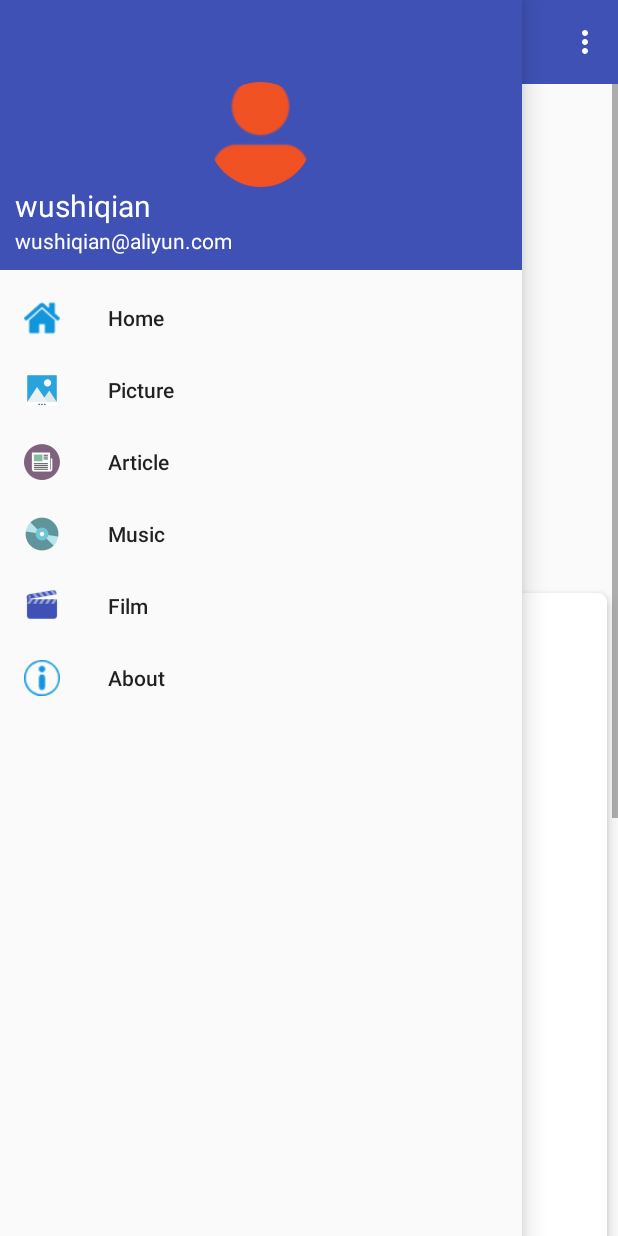
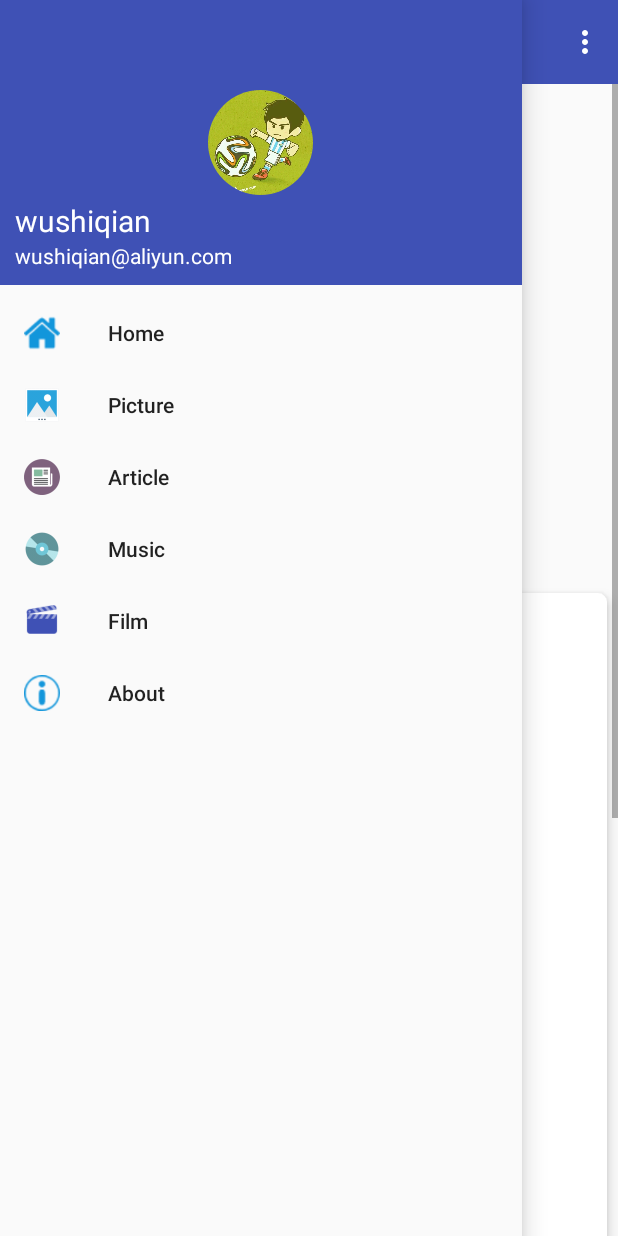
Before and after one commit to wushiqian/ONE-wushiqian, an Android app: the screen it shows after launch (MainActivity), with the side drawer open, on a phone screen of 412 x 824 dp. Run offline under Robolectric (Android 15) with nearby library versions, the phone set to English and light mode, and no system bars; our stand-ins replace CircleImageView.

Commit message:
ONE1.7.5 小修改

```diff
--- a/app/src/main/java/com/wushiqian/activity/MainActivity.java
+++ b/app/src/main/java/com/wushiqian/activity/MainActivity.java
@@ -1,5 +1,6 @@
 package com.wushiqian.activity;
 
+import android.annotation.SuppressLint;
 import android.content.Intent;
 import android.graphics.Bitmap;
 import android.graphics.BitmapFactory;
@@ -41,6 +42,7 @@ import org.json.JSONArray;
 import org.json.JSONObject;
 
 import java.io.InputStream;
+import java.lang.ref.WeakReference;
 import java.util.ArrayList;
 import java.util.List;
 
@@ -48,6 +50,7 @@ import java.util.List;
 //TODO 首页显示当天的信息
 //TODO 使用Material Design Icons
 //TODO 设置
+//TODO 适配18:9分辨率手机
 
 /**
 * 主界面，首页
@@ -81,6 +84,7 @@ public class MainActivity extends BaseActivity implements MyViewPager.OnViewPage
     private Picture mPicture;
     private ArticleListItem mArticleListItem;
     private List<String> imageUrlList = new ArrayList<>();
+    private MyHandler mHandler = new MyHandler(MainActivity.this);
 
     @Override
     protected void onCreate(Bundle savedInstanceState) {
@@ -103,6 +107,13 @@ public class MainActivity extends BaseActivity implements MyViewPager.OnViewPage
         initArticle();
     }
 
+    /**
+    * 加载轮播图的图片
+    * @author wushiqian
+    * @pram void
+    * @return void
+    * created at 2018/5/26 13:38
+    */
     private void initPics() {
         new Thread(new Runnable() {
             @Override
@@ -115,7 +126,7 @@ public class MainActivity extends BaseActivity implements MyViewPager.OnViewPage
                             try {
                                 JSONArray jsonArray = new JSONArray(data);
                                 mCache.put(ApiUtil.MAIN_PICTURE_URL_PRE + mdate + ApiUtil.MAIN_PICTURE_URL_SUF,jsonArray,CacheUtil.TIME_DAY);
-                                for(int i = 0; i < 3; i++){
+                                for(int i = 0; i < 5; i++){
                                     JSONObject jsonObject = jsonArray.getJSONObject(i);
                                     String imageUrl = jsonObject.getString("hp_img_url");
                                     imageUrlList.add(imageUrl);
@@ -139,7 +150,7 @@ public class MainActivity extends BaseActivity implements MyViewPager.OnViewPage
                     try {
                         JSONArray jsonArray = mCache.getAsJSONArray(ApiUtil.MAIN_PICTURE_URL_PRE + mdate + ApiUtil.MAIN_PICTURE_URL_SUF);
                         mCache.put(ApiUtil.MAIN_PICTURE_URL_PRE + mdate + ApiUtil.MAIN_PICTURE_URL_SUF,jsonArray,CacheUtil.TIME_DAY);
-                        for(int i = 0; i < 3; i++){
+                        for(int i = 0; i < 5; i++){
                             JSONObject jsonObject = jsonArray.getJSONObject(i);
                             String imageUrl = jsonObject.getString("hp_img_url");
                             imageUrlList.add(imageUrl);
@@ -311,33 +322,97 @@ public class MainActivity extends BaseActivity implements MyViewPager.OnViewPage
 
     }
 
-    private Handler mHandler = new Handler() {
+//    @SuppressLint("HandlerLeak")
+//    private Handler mHandler = new Handler() {
+//        public void handleMessage(Message msg) {
+//            switch (msg.what) {
+//                case PICS:
+//                    int len = imageUrlList.size();
+//                    for(int i = 0 ; i < len; i++){
+//                        sPics.add(new com.wushiqian.bean.Picture(imageUrlList.get(i)));
+//                    }
+//                    break;
+//                case  TOAST:
+//                    Toast.makeText(MainActivity.this,"error",Toast.LENGTH_SHORT).show();
+//                    break;
+//                case DATA:
+//                    mTvMessage.setText(mPicture.getMessage());
+//                    mTvContent.setText(mPicture.getContent());
+//                    mTvText.setText(mPicture.getText());
+//                    new DownloadImageTask(mIvPic)
+//                            .execute(mPicture.getImageUrl());
+//                    break;
+//                case ARTICLE:
+//                    mTvArticleAuthor.setText(mArticleListItem.getAuthor());
+//                    mTvArticleForward.setText(mArticleListItem.getForward());
+//                    mTvArticleTitle.setText(mArticleListItem.getTitle());
+//                default: break;
+//            }
+//        }
+//    };
+
+    private static class MyHandler extends Handler {
+
+        private final WeakReference<MainActivity> mActivity;
+
+
+        private MyHandler(MainActivity activity) {
+            this.mActivity = new WeakReference<>(activity);
+        }
+
+        @Override
         public void handleMessage(Message msg) {
+            super.handleMessage(msg);
+            MainActivity activity = mActivity.get();
             switch (msg.what) {
                 case PICS:
-                    int len = imageUrlList.size();
-                    for(int i = 0 ; i < len; i++){
-                        sPics.add(new com.wushiqian.bean.Picture(imageUrlList.get(i)));
+                    if (activity != null) {
+                        activity.doPics();
                     }
                     break;
                 case  TOAST:
-                    Toast.makeText(MainActivity.this,"error",Toast.LENGTH_SHORT).show();
+                    if (activity != null) {
+                        activity.toast();
+                    }
                     break;
                 case DATA:
-                    mTvMessage.setText(mPicture.getMessage());
-                    mTvContent.setText(mPicture.getContent());
-                    mTvText.setText(mPicture.getText());
-                    new DownloadImageTask(mIvPic)
-                            .execute(mPicture.getImageUrl());
+                    if (activity != null) {
+                        activity.doPicture();
+                    }
                     break;
                 case ARTICLE:
-                    mTvArticleAuthor.setText(mArticleListItem.getAuthor());
-                    mTvArticleForward.setText(mArticleListItem.getForward());
-                    mTvArticleTitle.setText(mArticleListItem.getTitle());
+                    if (activity != null) {
+                        activity.doArticle();
+                    }
+                    break;
                 default: break;
             }
         }
-    };
+    }
+    private void doArticle() {
+        mTvArticleAuthor.setText(mArticleListItem.getAuthor());
+        mTvArticleForward.setText(mArticleListItem.getForward());
+        mTvArticleTitle.setText(mArticleListItem.getTitle());
+    }
+
+    private void doPicture() {
+        mTvMessage.setText(mPicture.getMessage());
+        mTvContent.setText(mPicture.getContent());
+        mTvText.setText(mPicture.getText());
+        new DownloadImageTask(mIvPic)
+                .execute(mPicture.getImageUrl());
+    }
+
+    private void toast() {
+        Toast.makeText(MainActivity.this,"error",Toast.LENGTH_SHORT).show();
+    }
+
+    private void doPics() {
+        int len = imageUrlList.size();
+        for(int i = 0 ; i < len; i++){
+            sPics.add(new com.wushiqian.bean.Picture(imageUrlList.get(i)));
+        }
+    }
 
     @Override
     public boolean onCreateOptionsMenu(@NonNull Menu menu){
@@ -407,7 +482,7 @@ public class MainActivity extends BaseActivity implements MyViewPager.OnViewPage
     }
 
     private void insertPoint() {
-        for (int i = 0; i < 4; i++) {
+        for (int i = 0; i < 6; i++) {
             View point = new View(this);
             LinearLayout.LayoutParams layoutParams = new LinearLayout.LayoutParams(40, 40);
             point.setBackground(getResources().getDrawable(R.drawable.shape_point_normal));
@@ -458,6 +533,7 @@ public class MainActivity extends BaseActivity implements MyViewPager.OnViewPage
 
     }
 
+
     private class DownloadImageTask extends AsyncTask<String, Void, Bitmap> {
         ImageView bmImage;
 
@@ -483,4 +559,6 @@ public class MainActivity extends BaseActivity implements MyViewPager.OnViewPage
         }
     }
 
+
+
 }
--- a/app/src/main/java/com/wushiqian/activity/MusicActivity.java
+++ b/app/src/main/java/com/wushiqian/activity/MusicActivity.java
@@ -177,7 +177,7 @@ public class MusicActivity extends BaseActivity{
         toolbar = findViewById(R.id.toolBar);
         toolbar.setLogo(R.drawable.nav_music);
         //设置返回图标
-        toolbar.setNavigationIcon(R.drawable.back2);
+        toolbar.setNavigationIcon(R.drawable.ic_arrow_back_black_24dp);
         //返回事件
         toolbar.setNavigationOnClickListener(new View.OnClickListener() {
             @Override
--- a/app/src/main/java/com/wushiqian/activity/PictureActivity.java
+++ b/app/src/main/java/com/wushiqian/activity/PictureActivity.java
@@ -264,7 +264,8 @@ public class PictureActivity extends BaseActivity {
                 }
             }
         }).start();
-
         }
 
+
+
     }
--- a/app/src/main/java/com/wushiqian/adapter/ViewPagerAdapter.java
+++ b/app/src/main/java/com/wushiqian/adapter/ViewPagerAdapter.java
@@ -9,12 +9,14 @@ import android.view.ViewGroup;
 import android.widget.ImageView;
 
 import com.wushiqian.bean.Picture;
+import com.wushiqian.util.ApiUtil;
 import com.wushiqian.util.CacheUtil;
 import com.wushiqian.util.LogUtil;
 import com.wushiqian.util.MyApplication;
 
 import java.io.InputStream;
 import java.util.List;
+
 
 /**
 * 轮播图的适配器
@@ -36,16 +38,24 @@ public class ViewPagerAdapter extends PagerAdapter {
     }
 
     @Override
-    public Object instantiateItem(ViewGroup container, int position) {
-        int realPosition = position % mPics.size();
-        ImageView imageView = new ImageView(container.getContext());
+    public Object instantiateItem(final ViewGroup container, int position) {
+        final int realPosition = position % mPics.size();
+        final ImageView imageView = new ImageView(container.getContext());
         imageView.setScaleType(ImageView.ScaleType.FIT_XY);
         //imageView.setBackgroundColor(mPics.get(position));
         new DownloadImageTask(imageView)
-                .execute("" + mPics.get(realPosition).getImageUrl());
+                .execute(mPics.get(realPosition).getImageUrl());
 //        imageView.setImageResource(mPics.get(realPosition).getImgId());
         //设置完数据以后,就添加到容器里
         container.addView(imageView);
+//        imageView.setOnClickListener(new View.OnClickListener() {
+//            @Override
+//            public void onClick(View v) {
+//                Intent intent = new Intent(MyApplication.getContext(),PictureDetailActivity.class);
+//                intent.putExtra("url", ApiUtil.PICTURE_DETAIL_URL_PRE + mPics.get(realPosition).getItemId() + ApiUtil.PICTURE_DETAIL_URL_SUF );
+//                startActivity(intent);
+//            }
+//        });
         return imageView;
     }
 
--- a/app/src/main/res/layout/nav_header.xml
+++ b/app/src/main/res/layout/nav_header.xml
@@ -2,7 +2,7 @@
 <RelativeLayout
     xmlns:android="http://schemas.android.com/apk/res/android"
     android:layout_width="match_parent"
-    android:layout_height="180dp"
+    android:layout_height="190dp"
     android:padding="10dp"
     android:background="?attr/colorPrimary">
 
@@ -10,7 +10,7 @@
         android:id="@+id/icon_image"
         android:layout_width="70dp"
         android:layout_height="70dp"
-        android:src="@drawable/nav_icon"
+        android:src="@drawable/nav_pic"
         android:layout_centerInParent="true"/>
 
     <TextView
@@ -27,6 +27,7 @@
         android:layout_above="@+id/mail"
         android:layout_width="wrap_content"
         android:layout_height="wrap_content"
+        android:gravity="center_horizontal"
         android:text="wushiqian"
         android:textColor="#FFF"
         android:textSize="20sp"/>
```
Also changed, not shown: app/src/main/java/com/wushiqian/ui/MyViewPager.java (+28 -0 lines), app/src/main/java/com/wushiqian/util/ThreadUtil.java (added, +15 -0 lines), app/src/main/res/drawable/ic_arrow_back_black_24dp.xml (added, +9 -0 lines), app/src/main/res/drawable/ic_menu_black_24dp.xml (added, +9 -0 lines), app/src/main/res/drawable/nav_pic.jpg (added).
